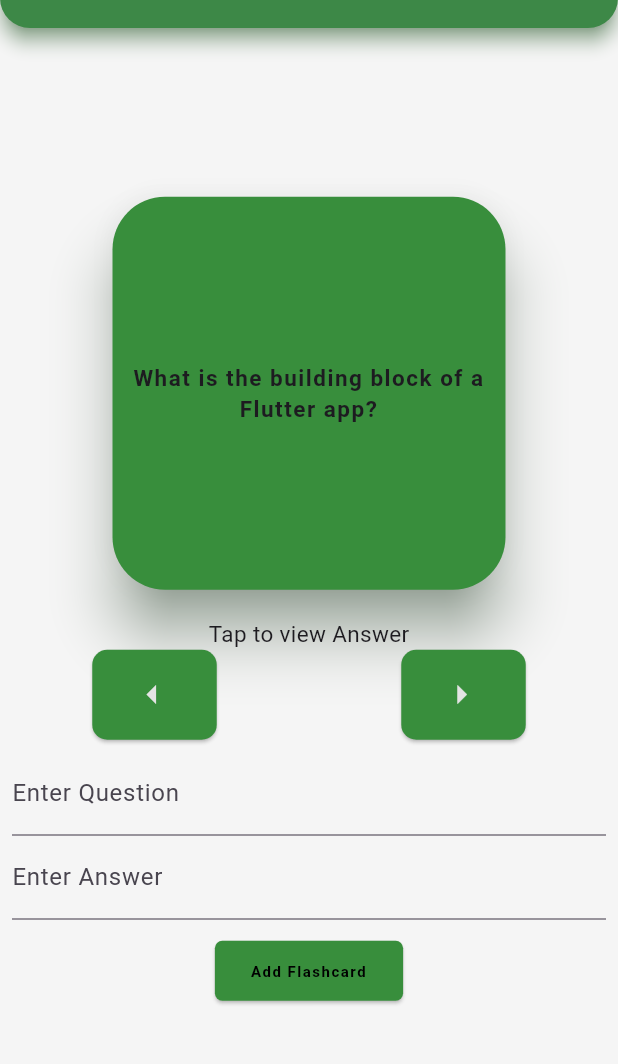
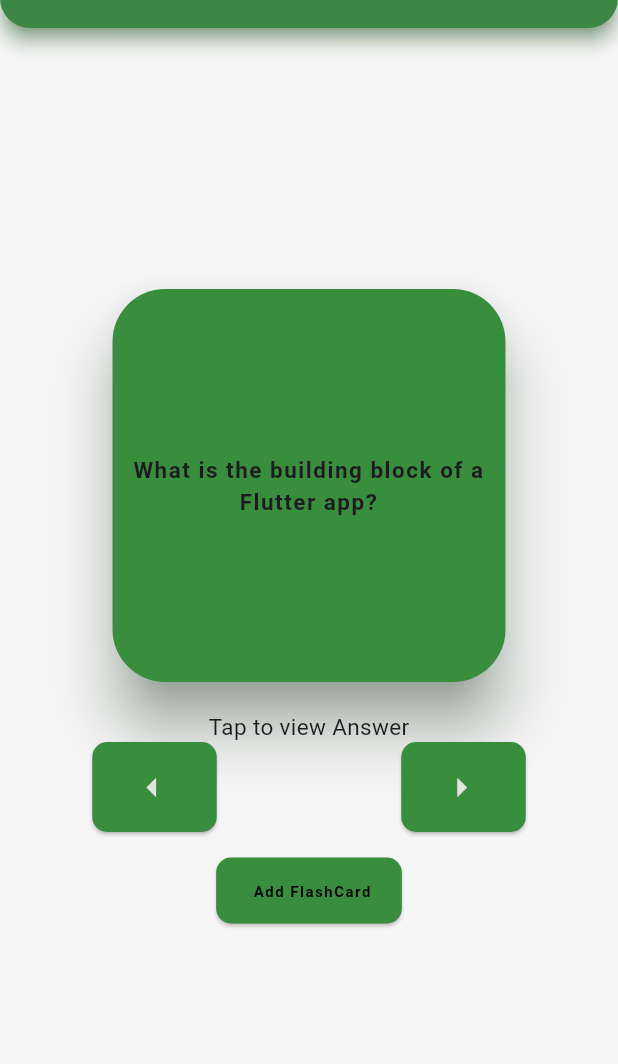
Before and after one commit to Dart-o-s/aos_fc, a Flutter app: the screen it shows after launch, on a phone screen of 412 x 824 dp, the part 77-1141 px from its top. Run offline on Flutter 3.47's test engine with Material 3 defaults, Android fonts, the phone set to English and light mode, and no system bars; drawn by our look-alikes of flip_card.

Commit message:
updated features

```diff
--- a/lib/home_widget.dart
+++ b/lib/home_widget.dart
@@ -1,6 +1,6 @@
 import 'package:flip_card/flip_card.dart';
 import 'package:flutter/material.dart';
-
+import 'add_flashcard_page.dart';
 import '../ques_ans.dart';
 import 'flash_card.dart';
 
@@ -35,6 +35,7 @@ class _HomePageState extends State<HomePage> {
 
     return Scaffold(
         backgroundColor: Colors.grey.shade100,
+
         appBar: AppBar(
             centerTitle: true,
             title: Text("Flashcards Learning App", style: TextStyle(fontSize: 25)),
@@ -43,7 +44,9 @@ class _HomePageState extends State<HomePage> {
             elevation: 5,
             shadowColor: Colors.green[700],
             shape: RoundedRectangleBorder(
-                borderRadius: BorderRadius.circular(20))),
+                borderRadius: BorderRadius.circular(20))
+        ),
+
         body: Center(
             child: Column(
                 mainAxisAlignment: MainAxisAlignment.center,
@@ -57,7 +60,11 @@ class _HomePageState extends State<HomePage> {
                       front: FlashCard(
                           text: qaList[_curIndexNum].question),
                       back: FlashCard(
-                          text: qaList[_curIndexNum].answer))),
+                          text: qaList[_curIndexNum].answer)
+                          )
+              ),
+
+
               Text("Tap to view Answer", style: TextStyle(fontSize: 15)),
 
               Row(
@@ -90,39 +97,29 @@ class _HomePageState extends State<HomePage> {
                                 )
                   ],
                   ),
-                  Padding(
-                    padding: const EdgeInsets.all(8.0),
-                    child:Column(
-                      children: [
-                        TextField(
-                          controller: _questionController,
-                          decoration: InputDecoration(
-                            labelText: 'Enter Question',
-                          ),
-                        ),
-                        TextField(
-                          controller: _answerController,
-                          decoration: InputDecoration(
-                            labelText: 'Enter Answer',
-                          ),
-                        ),
-                        SizedBox(height: 10),
-                          ElevatedButton(
-                            style: ElevatedButton.styleFrom(
-                              backgroundColor: Colors.green[700],
-                              shape: RoundedRectangleBorder(
-                              borderRadius: BorderRadius.circular(5)),
-                            ),
-                            onPressed: _addFlashcard,
-                            child: Text("Add Flashcard",
-                                      style: TextStyle(fontSize: 10, letterSpacing: 1.0,fontWeight: FontWeight.bold, color: Colors.black), textAlign: TextAlign.center,
-                                        ),
-                          ),
+                  SizedBox(height: 15),
+                  ElevatedButton(
+                    onPressed: (){
+                      Navigator.push(
+                        context,
+                        MaterialPageRoute(builder: (context)=> AddFlashcardPage())
+                        );
+                    },
 
-                    ],)
+                    child: Text("Add FlashCard",style: TextStyle(fontSize: 10, letterSpacing: 1.0,fontWeight: FontWeight.bold, color: Colors.black), textAlign: TextAlign.center,) ,
 
-                  )
-            ])));
+                    style: ElevatedButton.styleFrom(
+                            backgroundColor: Colors.green[700],
+                            shape: RoundedRectangleBorder(
+                                borderRadius: BorderRadius.circular(10)),
+                            padding: EdgeInsets.only(
+                                right: 20, left: 25, top: 15, bottom: 15))
+
+                    ),
+            ]
+          )
+        )
+      );
   }
 
 
@@ -142,3 +139,37 @@ class _HomePageState extends State<HomePage> {
     });
   }
 }
+
+// Padding(//   THIS IS THE CODE TO HAVE THE QUESTION ANSWER TEXTFIELD ON SAME PAGE
+                  //   padding: const EdgeInsets.all(8.0),
+                  //   child:Column(
+                  //     children: [
+                  //       TextField(
+                  //         controller: _questionController,
+                  //         decoration: InputDecoration(
+                  //           labelText: 'Enter Question',
+                  //         ),
+                  //       ),
+                  //       TextField(
+                  //         controller: _answerController,
+                  //         decoration: InputDecoration(
+                  //           labelText: 'Enter Answer',
+                  //         ),
+                  //       ),
+                  //       SizedBox(height: 10),
+                  //         ElevatedButton(
+                  //           style: ElevatedButton.styleFrom(
+                  //             backgroundColor: Colors.green[700],
+                  //             shape: RoundedRectangleBorder(
+                  //             borderRadius: BorderRadius.circular(5)),
+                  //           ),
+                  //           onPressed: _addFlashcard,
+                  //           child: Text("Add Flashcard",
+                  //                     style: TextStyle(fontSize: 10, letterSpacing: 1.0,fontWeight: FontWeight.bold, color: Colors.black), textAlign: TextAlign.center,
+                  //                       ),
+                  //         ),
+
+                  //   ],
+                  //   )
+
+                  // )
```
Also changed, not shown: lib/add_flashcard_page.dart (added, +136 -0 lines).
